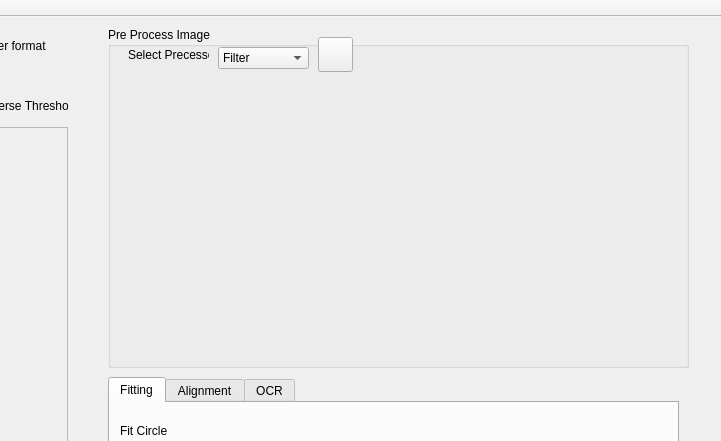
The window that VisionWidget/visionwidget.ui (hceng123/VisionLibrary) describes before a commit, drawn with Qt 5; both pictures show x 642 to 1363 and y 0 to 441 of the 1363 by 768 pixel window.
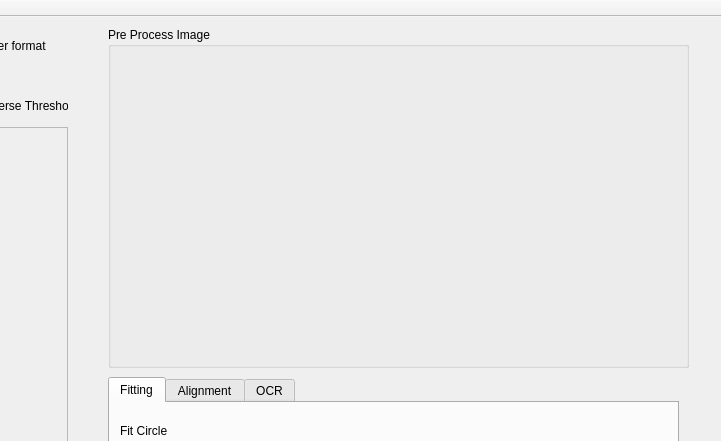
The same window after the commit. Icons and pictures are not drawn. Custom widgets are drawn as their Qt base class.

What changed in the file:
```diff
--- a/VisionWidget/visionwidget.ui
+++ b/VisionWidget/visionwidget.ui
@@ -964,64 +964,13 @@
     <property name="title">
      <string>Pre Process Image</string>
     </property>
-    <widget class="QLabel" name="labelSelectPrecessor">
-     <property name="geometry">
-      <rect>
-       <x>20</x>
-       <y>20</y>
-       <width>81</width>
-       <height>16</height>
-      </rect>
-     </property>
-     <property name="text">
-      <string>Select Precessor</string>
-     </property>
-    </widget>
-    <widget class="QComboBox" name="comboBoxPreProcessor">
-     <property name="geometry">
-      <rect>
-       <x>110</x>
-       <y>20</y>
-       <width>91</width>
-       <height>22</height>
-      </rect>
-     </property>
-     <item>
-      <property name="text">
-       <string>Filter</string>
-      </property>
-     </item>
-    </widget>
-    <widget class="QPushButton" name="addPreProcessorBtn">
-     <property name="geometry">
-      <rect>
-       <x>210</x>
-       <y>10</y>
-       <width>35</width>
-       <height>35</height>
-      </rect>
-     </property>
-     <property name="text">
-      <string/>
-     </property>
-     <property name="icon">
-      <iconset resource="visionwidget.qrc">
-       <normaloff>:/VisionWidget/Image/Add.png</normaloff>:/VisionWidget/Image/Add.png</iconset>
-     </property>
-     <property name="iconSize">
-      <size>
-       <width>30</width>
-       <height>30</height>
-      </size>
-     </property>
-    </widget>
     <widget class="QWidget" name="verticalLayoutWidget">
      <property name="geometry">
       <rect>
        <x>10</x>
-       <y>60</y>
+       <y>20</y>
        <width>561</width>
-       <height>271</height>
+       <height>321</height>
       </rect>
      </property>
      <layout class="QVBoxLayout" name="verticalLayout">
```
